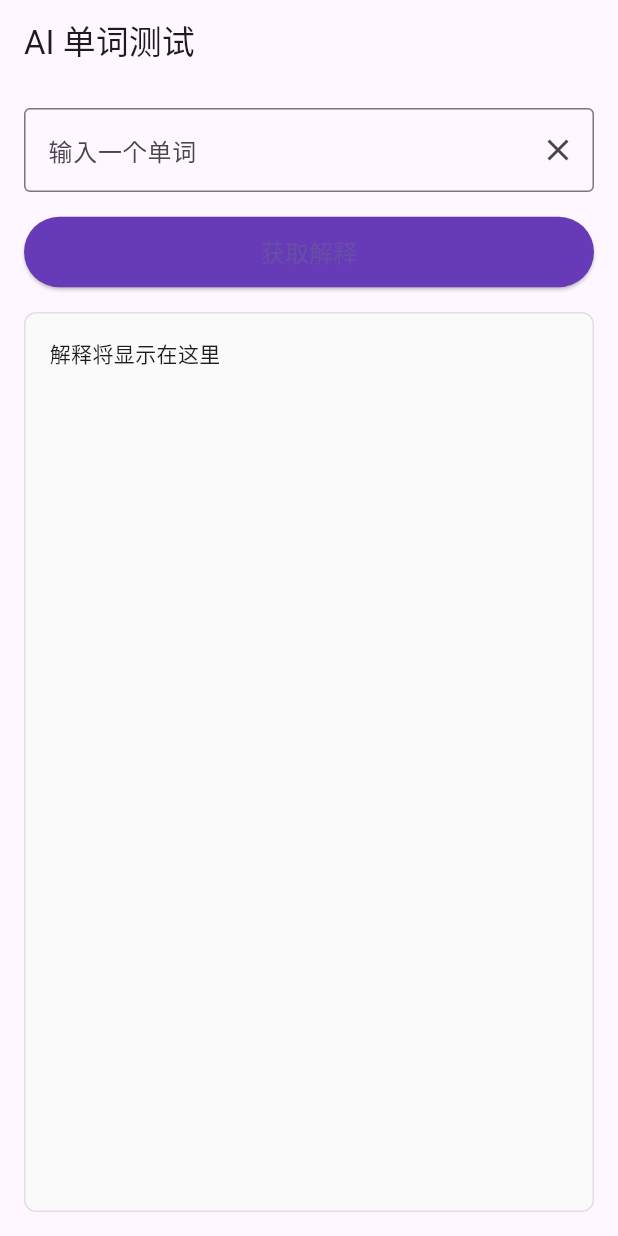
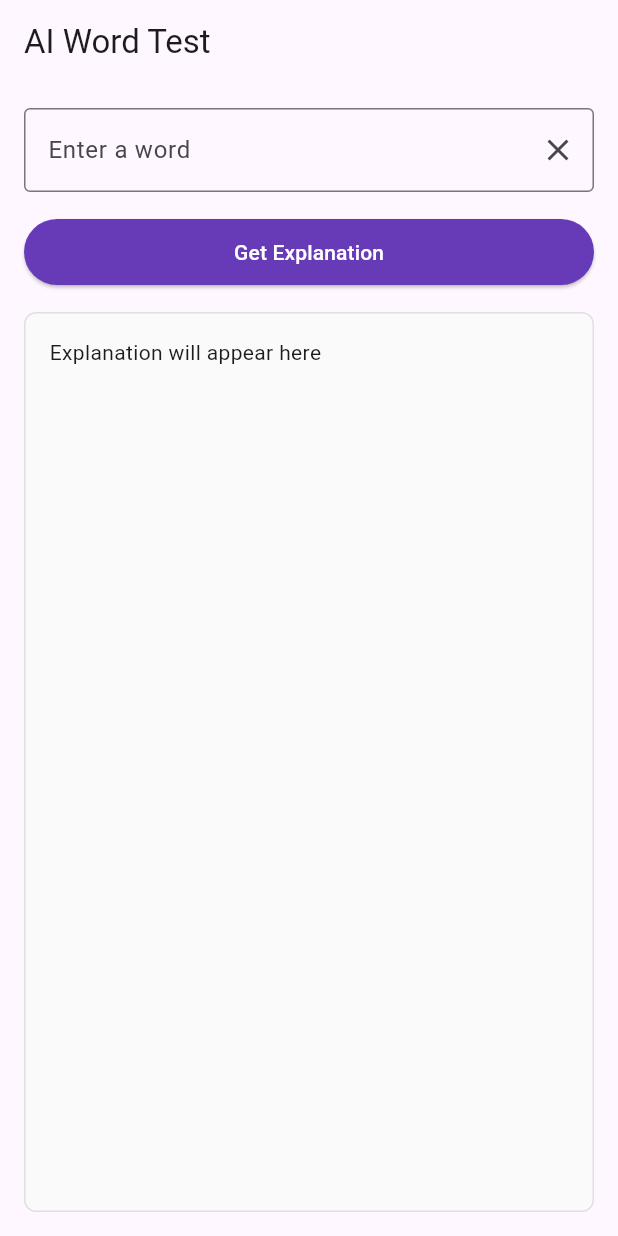
Before and after one commit to Dolores18/mika_app, a Flutter app: the screen it shows after launch, on a phone screen of 412 x 824 dp. Run offline on Flutter 3.47's test engine with Material 3 defaults, Android fonts, the light colour scheme and no system bars; our stand-ins replace flutter_markdown; missing offline and left inert: markdown.

Commit message:
成功实现

```diff
--- a/lib/main.dart
+++ b/lib/main.dart
@@ -3,6 +3,8 @@ import 'dart:convert';
 import 'dart:io';
 import 'package:flutter/material.dart';
 import 'package:http/http.dart' as http;
+import 'package:flutter_markdown/flutter_markdown.dart';
+import 'package:markdown/markdown.dart' as md;
 
 void main() {
   HttpOverrides.global = MyHttpOverrides();
@@ -24,8 +26,11 @@ class MyApp extends StatelessWidget {
   @override
   Widget build(BuildContext context) {
     return MaterialApp(
-      title: 'AI 单词测试',
-      theme: ThemeData(primarySwatch: Colors.blue),
+      title: 'AI Word Test',
+      theme: ThemeData(
+        primarySwatch: Colors.blue,
+        visualDensity: VisualDensity.adaptivePlatformDensity,
+      ),
       home: const WordTestScreen(),
     );
   }
@@ -51,12 +56,9 @@ class _WordTestScreenState extends State<WordTestScreen> {
     super.dispose();
   }
 
-  // 解码 Unicode 转义序列
+  // 解码Unicode转义序列
   String decodeUnicodeEscapes(String text) {
-    if (text.isEmpty) return '';
-
-    try {
-      // 替换所有 Unicode 转义序列为实际字符
+    // 替换所有Unicode转义序列为实际字符
     RegExp unicodeRegex = RegExp(r'\\u([0-9a-fA-F]{4})');
     return text.replaceAllMapped(unicodeRegex, (Match m) {
       try {
@@ -66,36 +68,49 @@ class _WordTestScreenState extends State<WordTestScreen> {
         return m.group(0)!;
       }
     });
+  }
+
+  // 处理API响应数据
+  String processApiResponse(String text) {
+    // 解码Unicode转义序列
+    String decoded = decodeUnicodeEscapes(text);
+
+    try {
+      // 尝试提取JSON内容
+      RegExp jsonPattern = RegExp(r'\{.*?\}');
+      Iterable<Match> matches = jsonPattern.allMatches(decoded);
+
+      String result = '';
+      for (Match match in matches) {
+        try {
+          Map<String, dynamic> jsonData = json.decode(match.group(0)!);
+          if (jsonData.containsKey('content')) {
+            result += jsonData['content'].toString();
+          }
         } catch (e) {
-      // 如果解析过程中出错，返回原始文本
-      return text;
+          // 忽略无效的JSON
         }
       }
 
-  // 清理响应文本
-  String cleanResponseText(String text) {
-    if (text.isEmpty) return '';
+      if (result.isNotEmpty) {
+        return result;
+      }
+    } catch (e) {
+      // 如果JSON解析失败，继续使用基本处理
+    }
 
-    try {
-      // 首先解码 Unicode 转义序列
-      String decoded = decodeUnicodeEscapes(text);
-
-      // 移除 JSON 内容标记和其他格式化工件
+    // 基本清理 - 如果JSON解析失败
     decoded = decoded.replaceAll(RegExp(r'\{"content":\s*"'), '');
     decoded = decoded.replaceAll(RegExp(r'"\}\{"content":\s*"'), '');
     decoded = decoded.replaceAll(RegExp(r'"\}'), '');
 
-      // 替换常见的转义序列
+    // 替换转义序列
     decoded = decoded.replaceAll('\\n', '\n');
     decoded = decoded.replaceAll('\\t', '\t');
     decoded = decoded.replaceAll('\\"', '"');
     decoded = decoded.replaceAll('\\\\', '\\');
 
-      return decoded;
-    } catch (e) {
-      // 如果处理过程中出错，返回原始文本
-      return text;
-    }
+    return decoded.trim();
   }
 
   Future<void> _fetchExplanation(String word) async {
@@ -131,11 +146,11 @@ class _WordTestScreenState extends State<WordTestScreen> {
               if (eventData != '[DONE]') {
                 buffer += eventData;
 
-                // 清理接收到的文本
-                String cleanedText = cleanResponseText(buffer);
+                // 处理API响应
+                String processedText = processApiResponse(buffer);
 
                 setState(() {
-                  _explanation = cleanedText;
+                  _explanation = processedText;
                 });
               }
             }
@@ -145,20 +160,20 @@ class _WordTestScreenState extends State<WordTestScreen> {
           setState(() {
             _isLoading = false;
 
-            // 最终清理文本
-            _explanation = cleanResponseText(buffer);
+            // 最终处理
+            _explanation = processApiResponse(buffer);
           });
         },
         onError: (error) {
           setState(() {
-            _explanation = '错误: $error';
+            _explanation = 'Error: $error';
             _isLoading = false;
           });
         },
       );
     } catch (e) {
       setState(() {
-        _explanation = '错误: $e';
+        _explanation = 'Error: $e';
         _isLoading = false;
       });
     }
@@ -167,7 +182,7 @@ class _WordTestScreenState extends State<WordTestScreen> {
   @override
   Widget build(BuildContext context) {
     return Scaffold(
-      appBar: AppBar(title: const Text('AI 单词测试')),
+      appBar: AppBar(title: const Text('AI Word Test')),
       body: Padding(
         padding: const EdgeInsets.all(16.0),
         child: Column(
@@ -176,7 +191,7 @@ class _WordTestScreenState extends State<WordTestScreen> {
             TextField(
               controller: _wordController,
               decoration: InputDecoration(
-                labelText: '输入一个单词',
+                labelText: 'Enter a word',
                 suffixIcon: IconButton(
                   icon: const Icon(Icons.clear),
                   onPressed: () => _wordController.clear(),
@@ -192,6 +207,7 @@ class _WordTestScreenState extends State<WordTestScreen> {
                       : () => _fetchExplanation(_wordController.text.trim()),
               style: ElevatedButton.styleFrom(
                 backgroundColor: Colors.deepPurple,
+                foregroundColor: Colors.white,
                 padding: const EdgeInsets.symmetric(vertical: 12),
               ),
               child:
@@ -204,16 +220,17 @@ class _WordTestScreenState extends State<WordTestScreen> {
                           color: Colors.white,
                         ),
                       )
-                      : const Text('获取解释', style: TextStyle(fontSize: 16)),
+                      : const Text('Get Explanation'),
             ),
             const SizedBox(height: 16),
             Expanded(
               child: Container(
+                width: double.infinity,
                 padding: const EdgeInsets.all(16),
                 decoration: BoxDecoration(
-                  border: Border.all(color: Colors.grey.shade300),
+                  color: Colors.grey[50],
+                  border: Border.all(color: Colors.grey[300]!),
                   borderRadius: BorderRadius.circular(8),
-                  color: Colors.grey.shade50,
                 ),
                 child: Column(
                   crossAxisAlignment: CrossAxisAlignment.start,
@@ -229,26 +246,74 @@ class _WordTestScreenState extends State<WordTestScreen> {
                     if (_wordController.text.isNotEmpty)
                       const SizedBox(height: 8),
                     Expanded(
-                      child: SingleChildScrollView(
                       child:
                           _explanation.isEmpty && !_isLoading
-                                ? const Text('解释将显示在这里')
-                                : SelectableText(
-                                  _explanation,
-                                  style: const TextStyle(
+                              ? const Text('Explanation will appear here')
+                              : Markdown(
+                                data: _explanation,
+                                selectable: true,
+                                styleSheet: MarkdownStyleSheet(
+                                  h1: const TextStyle(
+                                    fontSize: 24,
+                                    fontWeight: FontWeight.bold,
+                                    color: Colors.black87,
+                                  ),
+                                  h2: const TextStyle(
+                                    fontSize: 20,
+                                    fontWeight: FontWeight.bold,
+                                    color: Colors.black87,
+                                  ),
+                                  h3: const TextStyle(
+                                    fontSize: 18,
+                                    fontWeight: FontWeight.bold,
+                                    color: Colors.black87,
+                                  ),
+                                  p: const TextStyle(
                                     fontSize: 16,
                                     height: 1.5,
+                                    color: Colors.black87,
+                                  ),
+                                  code: TextStyle(
+                                    fontSize: 14,
+                                    backgroundColor: Colors.grey[200],
+                                    fontFamily: 'monospace',
+                                  ),
+                                  codeblockDecoration: BoxDecoration(
+                                    color: Colors.grey[200],
+                                    borderRadius: BorderRadius.circular(4),
+                                  ),
+                                  blockquote: const TextStyle(
+                                    fontSize: 16,
+                                    height: 1.5,
+                                    color: Colors.black54,
+                                    fontStyle: FontStyle.italic,
+                                  ),
+                                  blockquoteDecoration: BoxDecoration(
+                                    color: Colors.grey[100],
+                                    borderRadius: BorderRadius.circular(4),
+                                    border: Border(
+                                      left: BorderSide(
+                                        color: Colors.grey[400]!,
+                                        width: 4,
                                       ),
                                     ),
                                   ),
                                 ),
-                    if (_isLoading) ...[
-                      const Center(
-                        child: Padding(
-                          padding: EdgeInsets.symmetric(vertical: 16.0),
-                          child: CircularProgressIndicator(),
+                                extensionSet: md.ExtensionSet(
+                                  md.ExtensionSet.commonMark.blockSyntaxes,
+                                  [
+                                    ...md
+                                        .ExtensionSet
+                                        .commonMark
+                                        .inlineSyntaxes,
+                                    md.EmojiSyntax(),
+                                  ],
                                 ),
                               ),
+                    ),
+                    if (_isLoading) ...[
+                      const SizedBox(height: 16),
+                      const Center(child: CircularProgressIndicator()),
                     ],
                   ],
                 ),
```
Lines whose indentation alone changed are shown as unchanged.
